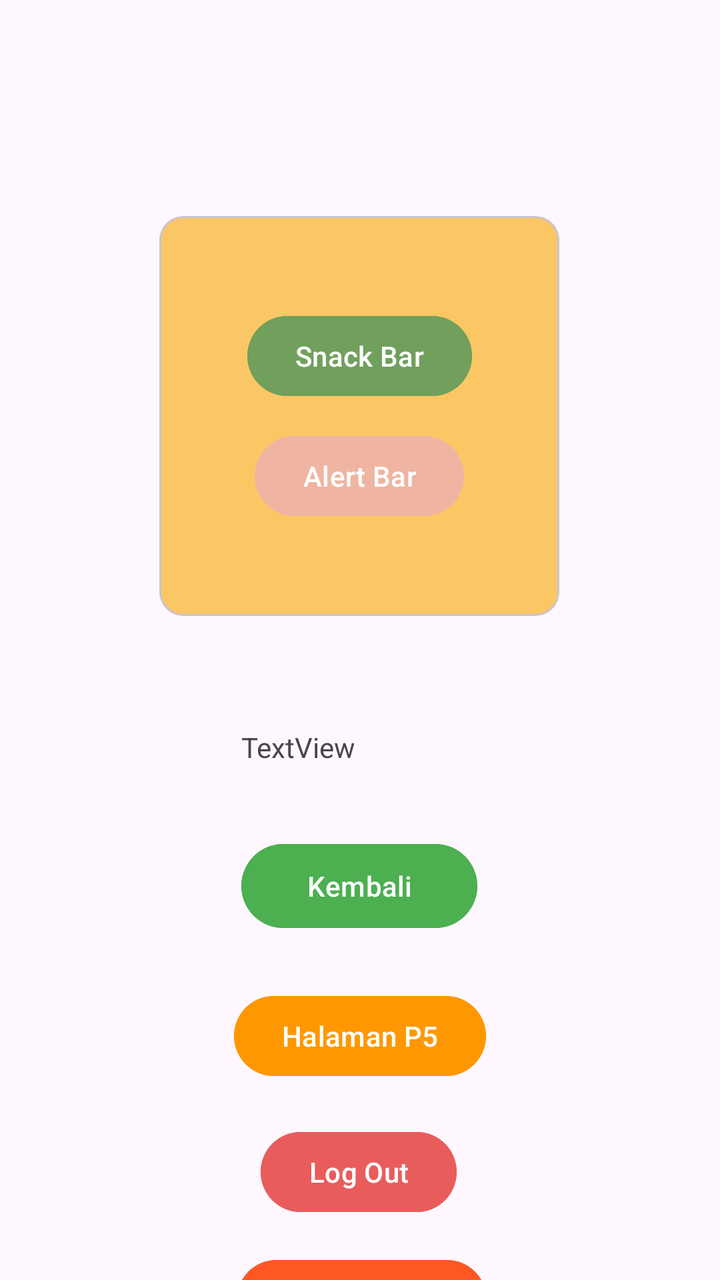
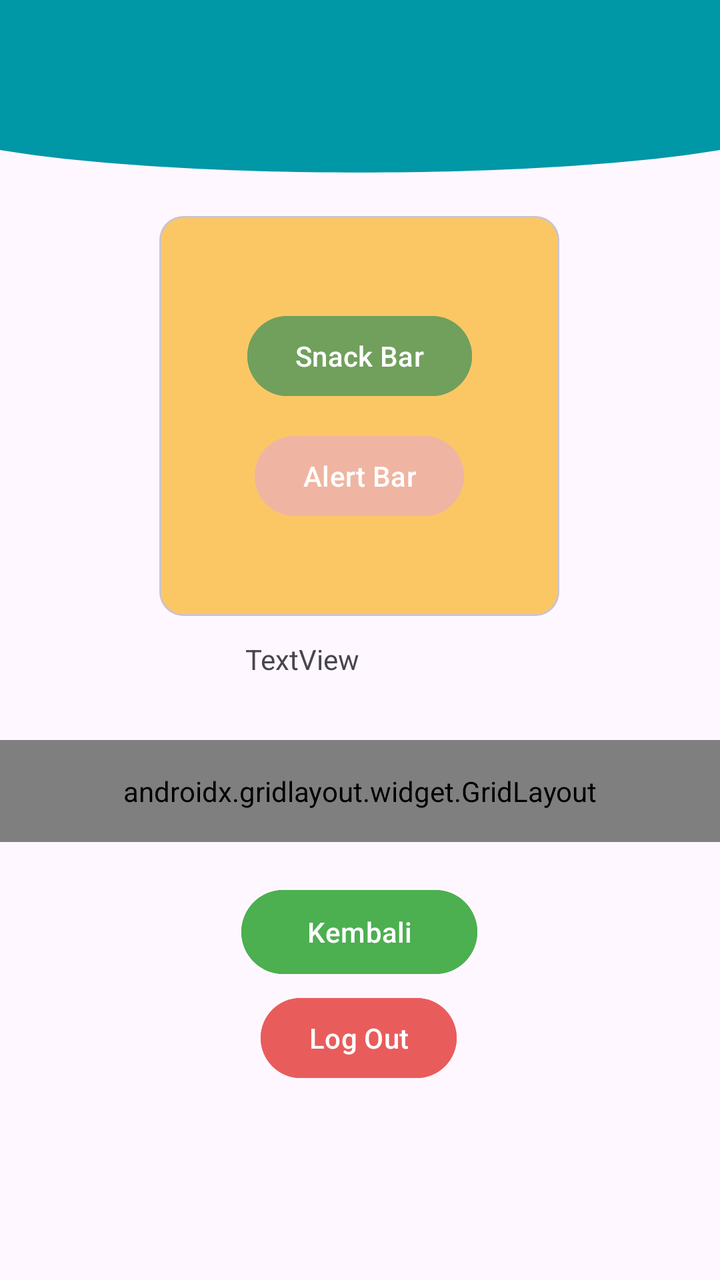

The first picture is an Android layout as it rendered before a commit; the second is the same layout after the commit. The layout source and the unified diff follow.
<!-- AndroidManifest.xml: application theme Theme.Marwan_3TIC -->
<!-- res/layout/fragment_home.xml -->
<?xml version="1.0" encoding="utf-8"?>
<androidx.constraintlayout.widget.ConstraintLayout xmlns:android="http://schemas.android.com/apk/res/android"
    xmlns:tools="http://schemas.android.com/tools"
    android:layout_width="match_parent"
    android:layout_height="match_parent"
    xmlns:app="http://schemas.android.com/apk/res-auto"
    tools:context=".Home.HomeFragment">

    
    <TextView
        android:id="@+id/tampung"
        android:layout_width="114dp"
        android:layout_height="34dp"
        android:layout_marginTop="364dp"
        android:text="TextView"
        app:layout_constraintEnd_toEndOf="parent"
        app:layout_constraintHorizontal_bias="0.491"
        app:layout_constraintStart_toStartOf="parent"
        app:layout_constraintTop_toTopOf="parent" />

    <Button
        android:id="@+id/btnkembali"
        android:layout_width="118dp"
        android:layout_height="50dp"
        android:layout_marginTop="20dp"
        android:backgroundTint="#4CAF50"
        android:text="Kembali"
        app:layout_constraintEnd_toEndOf="parent"
        app:layout_constraintHorizontal_bias="0.498"
        app:layout_constraintStart_toStartOf="parent"
        app:layout_constraintTop_toBottomOf="@+id/tampung" />

    <com.google.android.material.card.MaterialCardView
        android:layout_width="200dp"
        android:layout_height="200dp"
        android:layout_marginTop="108dp"
        app:layout_constraintEnd_toEndOf="parent"
        app:layout_constraintHorizontal_bias="0.498"
        app:layout_constraintStart_toStartOf="parent"
        android:backgroundTint="#FBC765"
        app:layout_constraintTop_toTopOf="parent">

        <androidx.constraintlayout.widget.ConstraintLayout
            android:layout_width="match_parent"
            android:layout_height="match_parent"
            android:layout_margin="30dp">

            <Button
                android:id="@+id/btnAlertDialog"
                android:layout_width="wrap_content"
                android:layout_height="wrap_content"
                android:layout_marginTop="12dp"
                android:backgroundTint="#FBEFB5A2"
                android:text="Alert Bar"
                app:layout_constraintEnd_toEndOf="parent"
                app:layout_constraintStart_toStartOf="parent"
                app:layout_constraintTop_toBottomOf="@+id/btnSnackbar" />

            <Button
                android:id="@+id/btnSnackbar"
                android:layout_width="wrap_content"
                android:layout_height="wrap_content"
                android:layout_marginTop="16dp"
                android:backgroundTint="#70A05C"
                android:text="Snack Bar"
                app:layout_constraintEnd_toEndOf="parent"
                app:layout_constraintStart_toStartOf="parent"
                app:layout_constraintTop_toTopOf="parent" />
        </androidx.constraintlayout.widget.ConstraintLayout>

    </com.google.android.material.card.MaterialCardView>

    <Button
        android:id="@+id/btnLima"
        android:layout_width="wrap_content"
        android:layout_height="wrap_content"
        android:layout_marginTop="26dp"
        android:backgroundTint="#FF9800"
        android:text="Halaman P5"
        app:layout_constraintEnd_toEndOf="parent"
        app:layout_constraintStart_toStartOf="parent"
        app:layout_constraintTop_toBottomOf="@+id/btnkembali" />

    <Button
        android:id="@+id/btnLogout"
        android:layout_width="wrap_content"
        android:layout_height="wrap_content"
        android:layout_marginTop="20dp"
        android:backgroundTint="#E95C5C"
        android:text="Log Out"
        app:layout_constraintEnd_toEndOf="parent"
        app:layout_constraintHorizontal_bias="0.498"
        app:layout_constraintStart_toStartOf="parent"
        app:layout_constraintTop_toBottomOf="@+id/btnLima" />

    <Button
        android:id="@+id/btnToEnam"
        android:layout_width="wrap_content"
        android:layout_height="wrap_content"
        android:layout_marginTop="16dp"
        android:backgroundTint="#FF5722"
        android:text="Halaman p6"
        app:layout_constraintEnd_toEndOf="parent"
        app:layout_constraintHorizontal_bias="0.503"
        app:layout_constraintStart_toStartOf="parent"
        app:layout_constraintTop_toBottomOf="@+id/btnLogout" />

</androidx.constraintlayout.widget.ConstraintLayout>
<!-- resources referenced by this layout -->
<resources>
  <style name="Theme.Marwan_3TIC" parent="Base.Theme.Marwan_3TIC" />
  <style name="Base.Theme.Marwan_3TIC" parent="Theme.Material3.DayNight.NoActionBar">
          
          
      </style>
</resources>

<!-- the commit's change to res/layout/fragment_home.xml (unified diff, before → after) -->
@@ -7,30 +7,40 @@
     tools:context=".Home.HomeFragment">
 
     
+
+    <View
+        android:id="@+id/background_header"
+        android:layout_width="0dp"
+        android:layout_height="100dp"
+        android:background="@drawable/bg_header_wave"
+        app:layout_constraintStart_toStartOf="parent"
+        app:layout_constraintEnd_toEndOf="parent"
+        app:layout_constraintTop_toTopOf="parent" />
+
+    <androidx.appcompat.widget.Toolbar
+        android:id="@+id/toolbar"
+        android:layout_width="0dp"
+        android:layout_height="?attr/actionBarSize"
+        android:background="#0097A7"
+        app:subtitleTextColor="@android:color/white"
+        app:titleTextColor="@android:color/white"
+        app:layout_constraintEnd_toEndOf="parent"
+        app:layout_constraintStart_toStartOf="parent"
+        app:layout_constraintTop_toTopOf="parent" />
+
     <TextView
         android:id="@+id/tampung"
         android:layout_width="114dp"
         android:layout_height="34dp"
-        android:layout_marginTop="364dp"
+        android:layout_marginTop="12dp"
         android:text="TextView"
-        app:layout_constraintEnd_toEndOf="parent"
-        app:layout_constraintHorizontal_bias="0.491"
-        app:layout_constraintStart_toStartOf="parent"
-        app:layout_constraintTop_toTopOf="parent" />
-
-    <Button
-        android:id="@+id/btnkembali"
-        android:layout_width="118dp"
-        android:layout_height="50dp"
-        android:layout_marginTop="20dp"
-        android:backgroundTint="#4CAF50"
-        android:text="Kembali"
         app:layout_constraintEnd_toEndOf="parent"
         app:layout_constraintHorizontal_bias="0.498"
         app:layout_constraintStart_toStartOf="parent"
-        app:layout_constraintTop_toBottomOf="@+id/tampung" />
+        app:layout_constraintTop_toBottomOf="@+id/materialCardView" />
 
     <com.google.android.material.card.MaterialCardView
+        android:id="@+id/materialCardView"
         android:layout_width="200dp"
         android:layout_height="200dp"
         android:layout_marginTop="108dp"
@@ -70,39 +80,79 @@
 
     </com.google.android.material.card.MaterialCardView>
 
+    <androidx.gridlayout.widget.GridLayout
+        android:id="@+id/gridMenu"
+        android:layout_width="0dp"
+        android:layout_height="wrap_content"
+        android:layout_marginTop="16dp"
+        android:padding="16dp"
+        app:columnCount="1"
+        app:layout_constraintEnd_toEndOf="parent"
+        app:layout_constraintHorizontal_bias="0.0"
+        app:layout_constraintStart_toStartOf="parent"
+        app:layout_constraintTop_toBottomOf="@+id/tampung"
+        app:useDefaultMargins="true">
+
+        <Button
+            android:id="@+id/btnLima"
+            android:layout_width="wrap_content"
+            android:layout_height="wrap_content"
+            android:backgroundTint="#FF9800"
+            android:text="Halaman P5"
+            app:layout_columnWeight="1"
+            app:layout_constraintEnd_toEndOf="parent"
+            app:layout_constraintHorizontal_bias="0.501"
+            app:layout_constraintStart_toStartOf="parent"
+            app:layout_constraintTop_toBottomOf="@+id/btnkembali"
+            app:layout_gravity="fill_horizontal" />
+
+        <Button
+            android:id="@+id/btnToEnam"
+            android:layout_width="wrap_content"
+            android:layout_height="wrap_content"
+            android:backgroundTint="#FF5722"
+            android:text="Halaman p6"
+            app:layout_columnWeight="1"
+            app:layout_constraintEnd_toEndOf="parent"
+            app:layout_constraintHorizontal_bias="0.503"
+            app:layout_constraintStart_toStartOf="parent"
+            app:layout_gravity="fill_horizontal" />
+
+        <Button
+            android:id="@+id/btnToNine"
+            android:layout_width="wrap_content"
+            android:layout_height="wrap_content"
+            android:backgroundTint="#6EC3EB"
+            android:text="Halaman p9"
+            app:layout_columnWeight="1"
+            app:layout_constraintEnd_toEndOf="parent"
+            app:layout_constraintHorizontal_bias="0.503"
+            app:layout_constraintStart_toStartOf="parent"
+            app:layout_gravity="fill_horizontal" />
+    </androidx.gridlayout.widget.GridLayout>
+
     <Button
-        android:id="@+id/btnLima"
-        android:layout_width="wrap_content"
-        android:layout_height="wrap_content"
-        android:layout_marginTop="26dp"
-        android:backgroundTint="#FF9800"
-        android:text="Halaman P5"
+        android:id="@+id/btnkembali"
+        android:layout_width="118dp"
+        android:layout_height="50dp"
+        android:layout_marginTop="20dp"
+        android:backgroundTint="#4CAF50"
+        android:text="Kembali"
         app:layout_constraintEnd_toEndOf="parent"
+        app:layout_constraintHorizontal_bias="0.498"
         app:layout_constraintStart_toStartOf="parent"
-        app:layout_constraintTop_toBottomOf="@+id/btnkembali" />
+        app:layout_constraintTop_toBottomOf="@+id/gridMenu" />
 
     <Button
         android:id="@+id/btnLogout"
         android:layout_width="wrap_content"
         android:layout_height="wrap_content"
-        android:layout_marginTop="20dp"
+        android:layout_marginTop="4dp"
         android:backgroundTint="#E95C5C"
         android:text="Log Out"
         app:layout_constraintEnd_toEndOf="parent"
         app:layout_constraintHorizontal_bias="0.498"
         app:layout_constraintStart_toStartOf="parent"
-        app:layout_constraintTop_toBottomOf="@+id/btnLima" />
-
-    <Button
-        android:id="@+id/btnToEnam"
-        android:layout_width="wrap_content"
-        android:layout_height="wrap_content"
-        android:layout_marginTop="16dp"
-        android:backgroundTint="#FF5722"
-        android:text="Halaman p6"
-        app:layout_constraintEnd_toEndOf="parent"
-        app:layout_constraintHorizontal_bias="0.503"
-        app:layout_constraintStart_toStartOf="parent"
-        app:layout_constraintTop_toBottomOf="@+id/btnLogout" />
+        app:layout_constraintTop_toBottomOf="@+id/btnkembali" />
 
 </androidx.constraintlayout.widget.ConstraintLayout>
<!-- resource entries referenced after the edit -->
@@ -1,5 +1,17 @@
 <!-- resources referenced by this layout -->
 <resources>
+  <!-- drawable bg_header_wave (drawable) -->
+  <?xml version="1.0" encoding="utf-8"?>
+  <vector xmlns:android="http://schemas.android.com/apk/res/android"
+      android:width="100dp"
+      android:height="100dp"
+      android:viewportWidth="100"
+      android:viewportHeight="100">
+  
+          <path
+              android:fillColor="#0097A7"
+              android:pathData="M0,0 L100,0 L100,75 C75,90 25,90 0,75 Z" />
+  </vector>
   <style name="Theme.Marwan_3TIC" parent="Base.Theme.Marwan_3TIC" />
   <style name="Base.Theme.Marwan_3TIC" parent="Theme.Material3.DayNight.NoActionBar">
           
